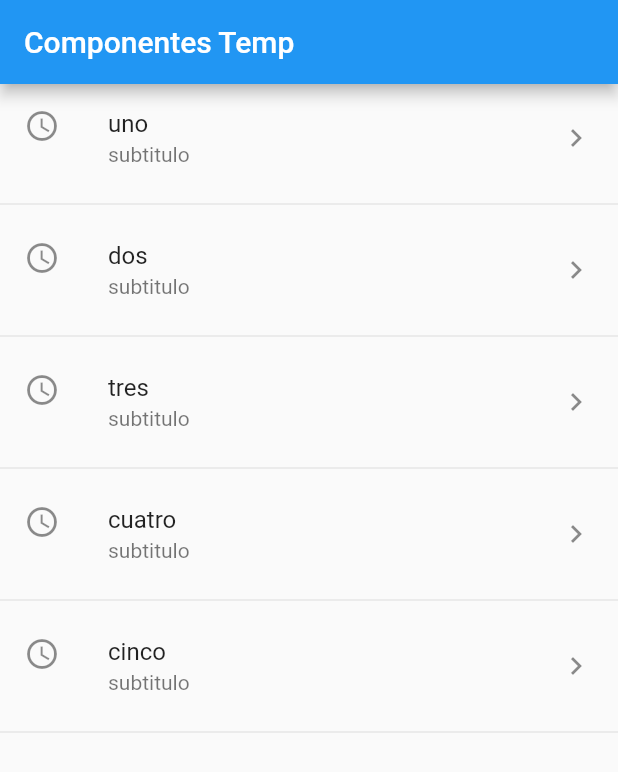
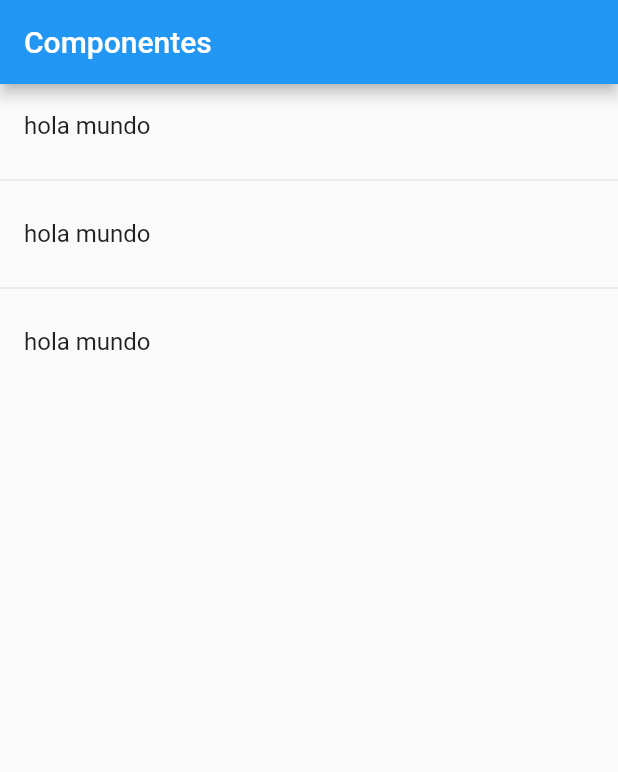
Before and after one commit to Gregoriomiqui/fluttersComponents, a Flutter app: the screen it shows after launch, on a phone screen of 412 x 824 dp. Shown: the top 772 px of the screen. Run offline on Flutter 3.47's test engine with Material 2 defaults, Android fonts, the phone set to English and light mode, and no system bars.

```diff
--- a/lib/main.dart
+++ b/lib/main.dart
@@ -1,5 +1,5 @@
 import 'package:flutter/material.dart';
-import 'package:flutters_components/src/pages/home_temp.dart';
+import 'package:flutters_components/src/pages/hom_page.dart';
 
 void main() => runApp(MyApp());
 
@@ -9,7 +9,7 @@ class MyApp extends StatelessWidget {
     return MaterialApp(
       debugShowCheckedModeBanner: false,
       title: 'Componenetes APP',
-      home: HomePageTemp(),
+      home: HomePage(),
     );
   }
 }
--- /dev/null
+++ b/lib/src/pages/hom_page.dart
@@ -0,0 +1,35 @@
+import 'package:flutter/material.dart';
+import 'package:flutters_components/src/providers/menu_providers.dart';
+
+class HomePage extends StatelessWidget {
+  const HomePage({Key key}) : super(key: key);
+
+  @override
+  Widget build(BuildContext context) {
+    return Scaffold(
+      appBar: AppBar(
+        title: Text('Componentes'),
+      ),
+      body: _lista(),
+    );
+  }
+
+  Widget _lista() {
+
+    menuProvider.cargarData();
+
+    return ListView(
+      children: _listaItems(),
+    );
+  }
+
+ List<Widget> _listaItems() {
+   return [
+     ListTile( title: Text('hola mundo')),
+     Divider(),
+     ListTile( title: Text('hola mundo')),
+     Divider(),
+     ListTile( title: Text('hola mundo'))
+   ];
+ }
+}
--- a/pubspec.yaml
+++ b/pubspec.yaml
@@ -45,8 +45,8 @@ flutter:
   uses-material-design: true
 
   # To add assets to your application, add an assets section, like this:
-  # assets:
-  #   - images/a_dot_burr.jpeg
+  assets:
+    - data/menu_opts.json
   #   - images/a_dot_ham.jpeg
 
   # An image asset can refer to one or more resolution-specific "variants", see
```
Also changed, not shown: data/menu_opts.json (added, +20 -0 lines), lib/src/providers/menu_providers.dart (added, +20 -0 lines).
